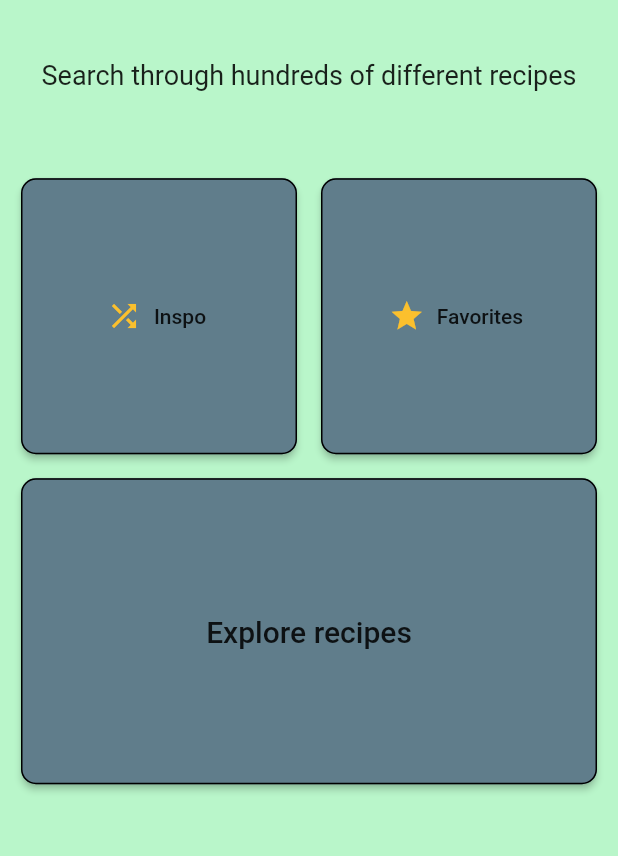
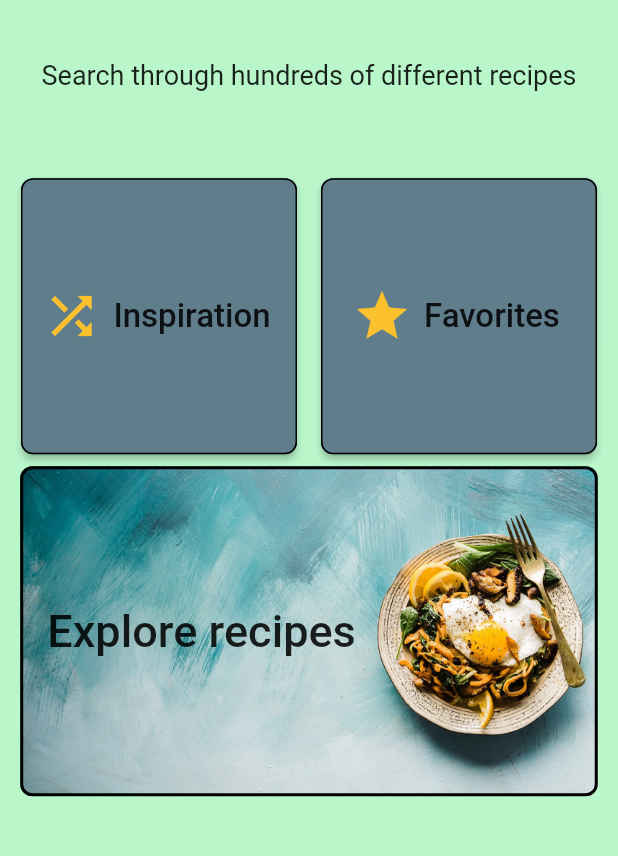
Before and after one commit to gu-tig169/Grupp9, a Flutter app: the screen it shows after launch, on a phone screen of 412 x 824 dp, the part 274-1130 px from its top. Run offline on Flutter 3.47's test engine with Material 2 defaults, Android fonts, the phone set to English and light mode, and no system bars.

Commit message:
Småfix
Ändrat en del på knapparna som finns i homeview och bara smågrejer i andra filer. Lagt till en ny mapp som heter assets där bilder finns.

```diff
--- a/lib/FakeRecipeList.dart
+++ b/lib/FakeRecipeList.dart
@@ -9,7 +9,7 @@ class FakeRecipeList extends StatelessWidget {
         ListTile(
             leading: Icon(
               Icons.star,
-              color: Colors.orange,
+              color: Colors.yellow[700],
             ),
             trailing: Text('35-45 min'),
             title: Text('Lasagne'),
--- a/lib/FocusRecipeView.dart
+++ b/lib/FocusRecipeView.dart
@@ -17,7 +17,7 @@ class FocusRecipeView extends StatelessWidget {
             margin: EdgeInsets.all(15),
             child: Icon(
               Icons.star,
-              color: Colors.orange,
+              color: Colors.yellow[700],
               size: 30,
             ),
           )
--- a/lib/Homeview.dart
+++ b/lib/Homeview.dart
@@ -68,14 +68,17 @@ class Homeview extends StatelessWidget {
               shape: RoundedRectangleBorder(
                   side: BorderSide(color: Colors.black),
                   borderRadius: BorderRadius.all(
-                    Radius.circular(10.0),
+                    Radius.circular(8.0),
                   )),
               onPressed: () {
                 Navigator.push(context,
                     MaterialPageRoute(builder: (context) => FavoriteView()));
               },
-              icon: Icon(Icons.star, color: Colors.yellow[700]),
-              label: Text('Favorites'),
+              icon: Icon(Icons.star, size: 40, color: Colors.yellow[700]),
+              label: Text(
+                'Favorites',
+                style: TextStyle(fontSize: 22),
+              ),
               color: Colors.blueGrey))
     ]);
   }
@@ -89,13 +92,16 @@ class Homeview extends StatelessWidget {
           child: RaisedButton.icon(
               shape: RoundedRectangleBorder(
                   side: BorderSide(color: Colors.black),
-                  borderRadius: BorderRadius.all(Radius.circular(10.0))),
+                  borderRadius: BorderRadius.all(Radius.circular(8.0))),
               onPressed: () {
                 Navigator.push(
                     context, MaterialPageRoute(builder: (context) => Fridge()));
               },
-              icon: Icon(Icons.shuffle, color: Colors.yellow[700]),
-              label: Text('Inspo'),
+              icon: Icon(Icons.shuffle, size: 40, color: Colors.yellow[700]),
+              label: Text(
+                'Inspiration',
+                style: TextStyle(fontSize: 22),
+              ),
               color: Colors.blueGrey))
     ]);
   }
@@ -103,22 +109,29 @@ class Homeview extends StatelessWidget {
   Widget _recipeViewButton(context) {
     return Column(children: [
       Container(
-          padding: EdgeInsets.symmetric(vertical: 8, horizontal: 8),
-          width: 400,
+        width: 385,
         height: 220,
-          child: RaisedButton(
+        child: FlatButton(
+          child: Align(
+            alignment: Alignment.centerLeft,
             child: Text(
               'Explore recipes',
-                style: TextStyle(fontSize: 20),
+              style: TextStyle(fontSize: 30),
+            ),
           ),
           shape: RoundedRectangleBorder(
-                  side: BorderSide(color: Colors.black),
-                  borderRadius: BorderRadius.all(Radius.circular(10.0))),
+              borderRadius: BorderRadius.all(Radius.circular(8.0))),
           onPressed: () {
-                Navigator.push(context,
-                    MaterialPageRoute(builder: (context) => RecipeView()));
+            Navigator.push(
+                context, MaterialPageRoute(builder: (context) => RecipeView()));
           },
-              color: Colors.blueGrey))
+        ),
+        decoration: BoxDecoration(
+            borderRadius: BorderRadius.all(Radius.circular(8.0)),
+            border: Border.all(color: Colors.black, width: 2),
+            image: DecorationImage(
+                image: AssetImage('assets/FoodPic.png'), fit: BoxFit.cover)),
+      )
     ]);
   }
 }
--- a/lib/RecipeView.dart
+++ b/lib/RecipeView.dart
@@ -1,6 +1,5 @@
 import 'package:flutter/material.dart';
 import 'package:projectapp/FakeRecipeList.dart';
-import 'package:projectapp/FavoriteView.dart';
 import 'package:projectapp/SearchView.dart';
 
 class RecipeView extends StatefulWidget {
--- a/pubspec.yaml
+++ b/pubspec.yaml
@@ -45,8 +45,8 @@ flutter:
   uses-material-design: true
 
   # To add assets to your application, add an assets section, like this:
-  # assets:
-  #   - images/a_dot_burr.jpeg
+  assets:
+    - assets/FoodPic.png
   #   - images/a_dot_ham.jpeg
 
   # An image asset can refer to one or more resolution-specific "variants", see
```
Also changed, not shown: assets/FoodPic.png (added). Lines whose indentation alone changed are shown as unchanged.
